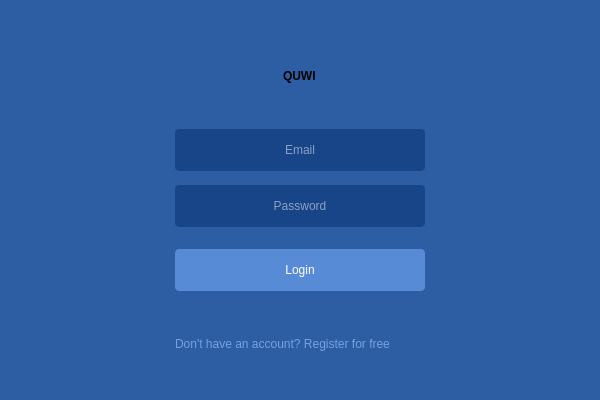
First picture: the form in MainWindow.ui, repository OrbitScripts/QuwiWidget, before the edit.
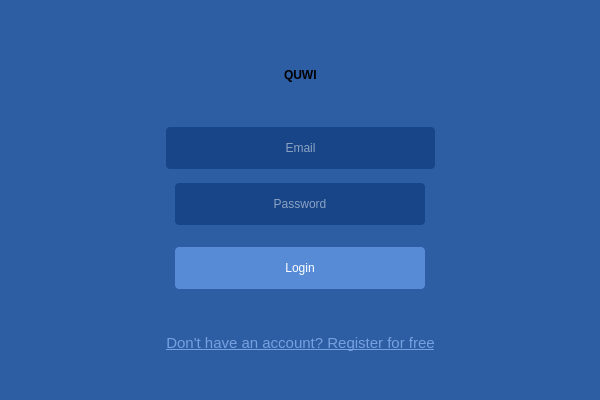
Second picture: the form after the edit. Icons and pictures are not drawn.

Commit message: register link

The edit to the form file:
```diff
--- a/MainWindow.ui
+++ b/MainWindow.ui
@@ -74,7 +74,13 @@
        <string notr="true">color: rgb(118, 161, 225)</string>
       </property>
       <property name="text">
-       <string>Don't have an account? Register for free</string>
+       <string>&lt;html&gt;&lt;head/&gt;&lt;body&gt;&lt;p&gt;&lt;a href=&quot;https://quwi.com/signup&quot;&gt;&lt;span style=&quot; font-size:11pt; text-decoration: underline; color:#76a1e1;&quot;&gt;Don't have an account? Register for free&lt;/span&gt;&lt;/a&gt;&lt;/p&gt;&lt;/body&gt;&lt;/html&gt;</string>
+      </property>
+      <property name="alignment">
+       <set>Qt::AlignCenter</set>
+      </property>
+      <property name="openExternalLinks">
+       <bool>true</bool>
       </property>
      </widget>
     </item>
```
